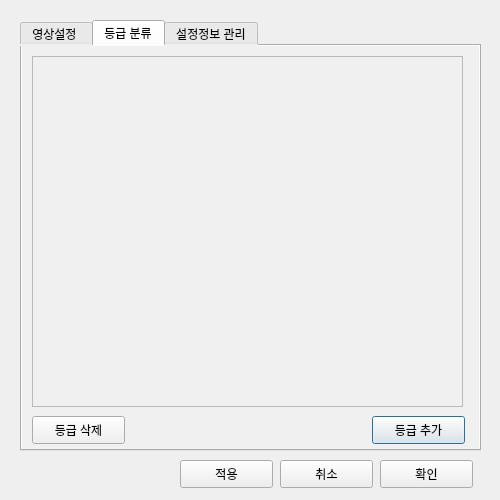
yi1397/Image-processing-eel-sorter, file setting_dialog.ui: the form before one commit.
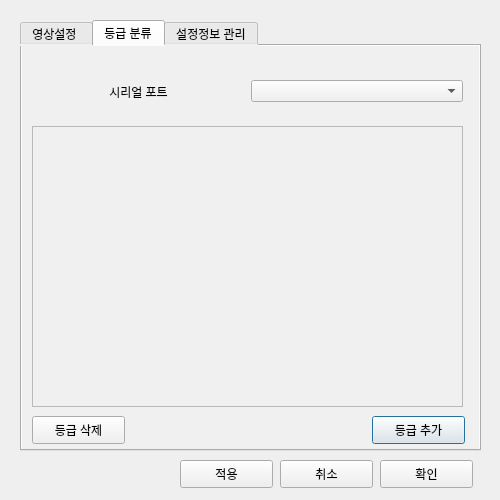
The form after the commit. The open tabs and pages were chosen to show the change.

Commit message: 시리얼 포트 설정

The edit to the form file:
```diff
--- a/setting_dialog.ui
+++ b/setting_dialog.ui
@@ -324,9 +324,9 @@
      <property name="geometry">
       <rect>
        <x>10</x>
-       <y>10</y>
+       <y>80</y>
        <width>431</width>
-       <height>351</height>
+       <height>281</height>
       </rect>
      </property>
      <property name="movement">
@@ -352,6 +352,35 @@
       <string>등급 삭제</string>
      </property>
     </widget>
+    <widget class="QWidget" name="layoutWidget">
+     <property name="geometry">
+      <rect>
+       <x>10</x>
+       <y>20</y>
+       <width>431</width>
+       <height>51</height>
+      </rect>
+     </property>
+     <layout class="QHBoxLayout" name="horizontalLayout_17" stretch="1,1">
+      <item>
+       <widget class="QLabel" name="label_13">
+        <property name="text">
+         <string>시리얼 포트</string>
+        </property>
+        <property name="alignment">
+         <set>Qt::AlignCenter</set>
+        </property>
+       </widget>
+      </item>
+      <item>
+       <layout class="QHBoxLayout" name="horizontalLayout_18" stretch="2">
+        <item>
+         <widget class="QComboBox" name="comboBox_serial_list"/>
+        </item>
+       </layout>
+      </item>
+     </layout>
+    </widget>
    </widget>
    <widget class="QWidget" name="tab_2">
     <attribute name="title">
```
Left out of the diff: 2 changed lines with no effect on the pictures. The commit also changes 2 other files.
